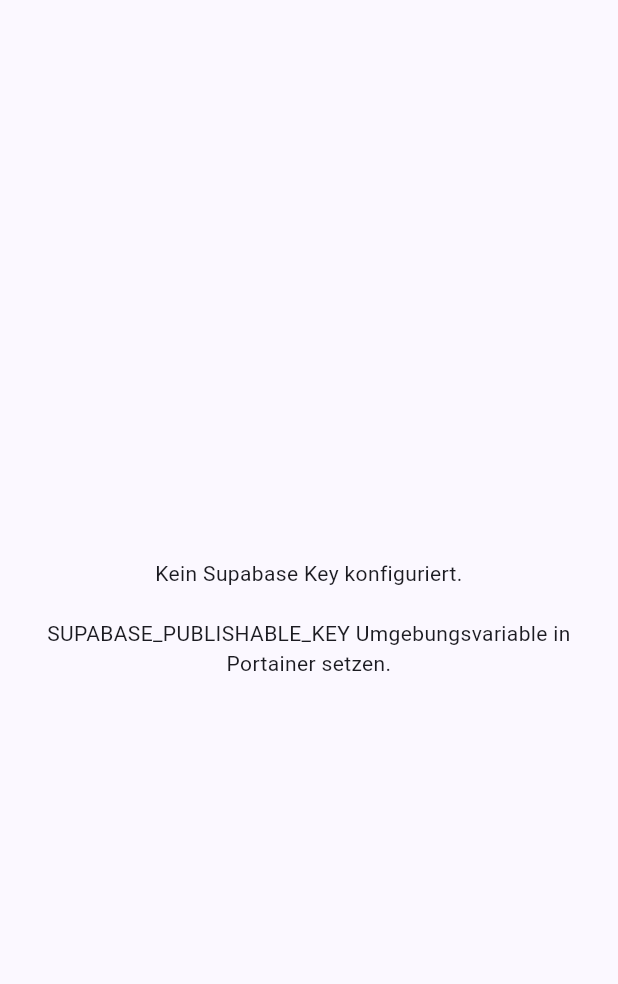
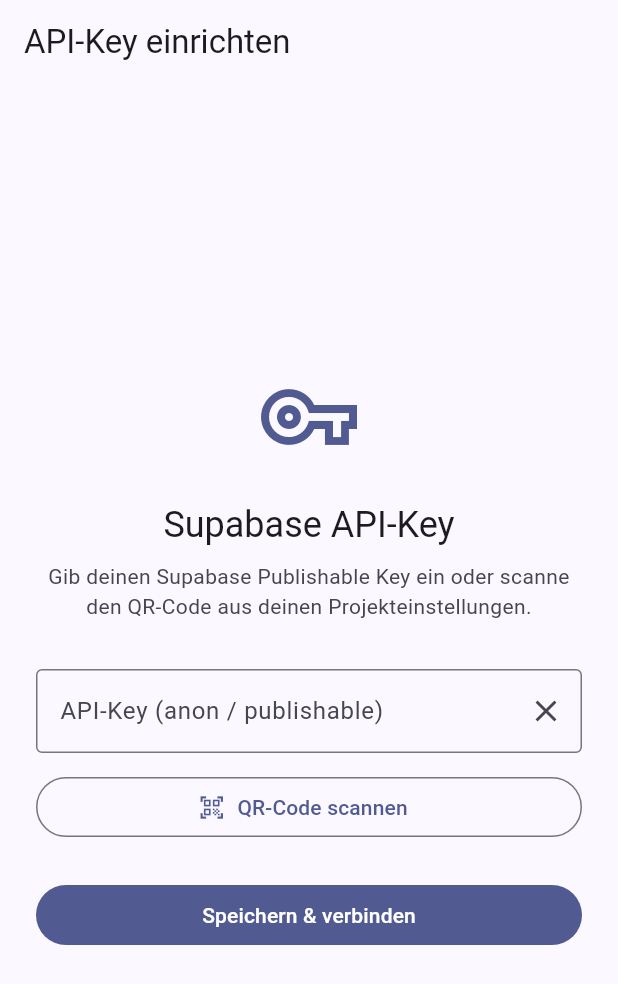
Before and after one commit to HeZumbu23/ai-time-plannning, a Flutter app: the screen it shows after launch, on a phone screen of 412 x 824 dp. Shown: the top 984 px of the screen. Run offline on Flutter 3.47's test engine with Material 3 defaults, Android fonts, the phone set to English and light mode, and no system bars; our stand-ins replace go_router, shared_preferences, supabase; missing offline and left inert: mobile_scanner; accounts and stored records are empty.

Commit message:
Add QR-code / manual API-key setup screen for Android (and web)
- New /setup route (ApiKeyScreen) with text input + live QR-code scanner
  (mobile_scanner ^5.0.0) replacing the old /no-key dead-end screen
- KeyStorage service persists the key in SharedPreferences so Android
  users survive restarts without re-scanning
- main.dart falls back to SharedPreferences key when the compile-time
  SUPABASE_PUBLISHABLE_KEY env var is empty (web Docker path unchanged)
- router.dart now guards on isSupabaseInitialized instead of compile-time
  constant, so runtime key setup is correctly detected
- BarcodeDetector polyfill added to web/index.html for browser QR support

Co-Authored-By: Claude Sonnet 4.6 <noreply@anthropic.com>
Claude-Session: https://claude.ai/code/session_01DdZUF8s5hVLvddEdJMZpvs

```diff
--- a/lib/config/supabase_client.dart
+++ b/lib/config/supabase_client.dart
@@ -6,3 +6,5 @@ void initSupabaseClient(SupabaseClient client) => _instance = client;
 
 SupabaseClient get supabaseClient =>
     _instance ?? (throw StateError('Supabase client not initialized'));
+
+bool get isSupabaseInitialized => _instance != null;
--- a/lib/main.dart
+++ b/lib/main.dart
@@ -3,15 +3,23 @@ import 'package:supabase/supabase.dart';
 
 import 'config/supabase_client.dart';
 import 'router.dart';
+import 'services/key_storage.dart';
 
 const _supabaseUrl = 'https://vnfkkujtkbgkqafbbipj.supabase.co';
-const _supabaseKey = String.fromEnvironment('SUPABASE_PUBLISHABLE_KEY');
 
 Future<void> main() async {
   WidgetsFlutterBinding.ensureInitialized();
 
-  if (_supabaseKey.isNotEmpty) {
-    initSupabaseClient(SupabaseClient(_supabaseUrl, _supabaseKey));
+  // Web/Docker: compile-time key (replaced by sed at container start).
+  var key = const String.fromEnvironment('SUPABASE_PUBLISHABLE_KEY');
+
+  // Android/runtime: key stored in SharedPreferences (entered via setup screen).
+  if (key.isEmpty) {
+    key = await KeyStorage.loadKey() ?? '';
+  }
+
+  if (key.isNotEmpty) {
+    initSupabaseClient(SupabaseClient(_supabaseUrl, key));
   }
 
   runApp(const App());
--- a/lib/router.dart
+++ b/lib/router.dart
@@ -1,6 +1,8 @@
 import 'package:flutter/material.dart';
 import 'package:go_router/go_router.dart';
 
+import 'config/supabase_client.dart';
+import 'screens/api_key_screen.dart';
 import 'screens/backlog_screen.dart';
 import 'screens/chat_screen.dart';
 import 'screens/home_shell.dart';
@@ -8,22 +10,19 @@ import 'screens/projekte_screen.dart';
 import 'screens/tagesplan_screen.dart';
 import 'screens/wochenplan_screen.dart';
 
-const _supabaseKey = String.fromEnvironment('SUPABASE_PUBLISHABLE_KEY');
-
 /// App-Router: Jedes Tab hat seine eigene URL → Browser-History funktioniert.
 final appRouter = GoRouter(
   initialLocation: '/',
   redirect: (context, state) {
-    // Wenn kein Key konfiguriert, zur No-Key-Seite weiterleiten.
-    if (_supabaseKey.isEmpty && state.matchedLocation != '/no-key') {
-      return '/no-key';
+    if (!isSupabaseInitialized && state.matchedLocation != '/setup') {
+      return '/setup';
     }
     return null;
   },
   routes: [
     GoRoute(
-      path: '/no-key',
-      builder: (_, __) => const _NoKeyScreen(),
+      path: '/setup',
+      builder: (_, __) => const ApiKeyScreen(),
     ),
     StatefulShellRoute.indexedStack(
       builder: (context, state, navigationShell) =>
@@ -63,23 +62,3 @@ final appRouter = GoRouter(
     ),
   ],
 );
-
-class _NoKeyScreen extends StatelessWidget {
-  const _NoKeyScreen();
-
-  @override
-  Widget build(BuildContext context) {
-    return const Scaffold(
-      body: Center(
-        child: Padding(
-          padding: EdgeInsets.all(24),
-          child: Text(
-            'Kein Supabase Key konfiguriert.\n\n'
-            'SUPABASE_PUBLISHABLE_KEY Umgebungsvariable in Portainer setzen.',
-            textAlign: TextAlign.center,
-          ),
-        ),
-      ),
-    );
-  }
-}
--- /dev/null
+++ b/lib/screens/api_key_screen.dart
@@ -0,0 +1,196 @@
+import 'package:flutter/material.dart';
+import 'package:go_router/go_router.dart';
+import 'package:mobile_scanner/mobile_scanner.dart';
+import 'package:supabase/supabase.dart';
+
+import '../config/supabase_client.dart';
+import '../services/key_storage.dart';
+
+const _supabaseUrl = 'https://vnfkkujtkbgkqafbbipj.supabase.co';
+
+class ApiKeyScreen extends StatefulWidget {
+  const ApiKeyScreen({super.key});
+
+  @override
+  State<ApiKeyScreen> createState() => _ApiKeyScreenState();
+}
+
+class _ApiKeyScreenState extends State<ApiKeyScreen> {
+  final _controller = TextEditingController();
+  bool _scanning = false;
+  bool _saving = false;
+  String? _error;
+  MobileScannerController? _scannerController;
+
+  @override
+  void dispose() {
+    _controller.dispose();
+    _scannerController?.dispose();
+    super.dispose();
+  }
+
+  void _startScan() {
+    setState(() {
+      _scanning = true;
+      _error = null;
+      _scannerController = MobileScannerController();
+    });
+  }
+
+  void _stopScan() {
+    _scannerController?.dispose();
+    setState(() {
+      _scanning = false;
+      _scannerController = null;
+    });
+  }
+
+  void _onDetect(BarcodeCapture capture) {
+    final raw = capture.barcodes.firstOrNull?.rawValue;
+    if (raw != null && raw.isNotEmpty) {
+      _controller.text = raw.trim();
+      _stopScan();
+    }
+  }
+
+  Future<void> _save() async {
+    final key = _controller.text.trim();
+    if (key.isEmpty) {
+      setState(() => _error = 'Bitte einen API-Key eingeben.');
+      return;
+    }
+
+    setState(() {
+      _saving = true;
+      _error = null;
+    });
+
+    try {
+      initSupabaseClient(SupabaseClient(_supabaseUrl, key));
+      await KeyStorage.saveKey(key);
+      if (mounted) context.go('/');
+    } catch (e) {
+      setState(() {
+        _error = 'Ungültiger Key: $e';
+        _saving = false;
+      });
+    }
+  }
+
+  @override
+  Widget build(BuildContext context) {
+    return Scaffold(
+      appBar: AppBar(title: const Text('API-Key einrichten')),
+      body: _scanning ? _buildScanner() : _buildForm(),
+    );
+  }
+
+  Widget _buildScanner() {
+    return Stack(
+      children: [
+        MobileScanner(
+          controller: _scannerController!,
+          onDetect: _onDetect,
+        ),
+        Positioned(
+          top: 16,
+          right: 16,
+          child: FloatingActionButton.small(
+            onPressed: _stopScan,
+            child: const Icon(Icons.close),
+          ),
+        ),
+        Center(
+          child: Container(
+            width: 240,
+            height: 240,
+            decoration: BoxDecoration(
+              border: Border.all(color: Colors.white, width: 2),
+              borderRadius: BorderRadius.circular(12),
+            ),
+          ),
+        ),
+        const Positioned(
+          bottom: 32,
+          left: 0,
+          right: 0,
+          child: Text(
+            'QR-Code im Rahmen positionieren',
+            textAlign: TextAlign.center,
+            style: TextStyle(color: Colors.white, fontSize: 14),
+          ),
+        ),
+      ],
+    );
+  }
+
+  Widget _buildForm() {
+    final theme = Theme.of(context);
+    return Center(
+      child: SingleChildScrollView(
+        padding: const EdgeInsets.all(24),
+        child: ConstrainedBox(
+          constraints: const BoxConstraints(maxWidth: 480),
+          child: Column(
+            crossAxisAlignment: CrossAxisAlignment.stretch,
+            children: [
+              Icon(
+                Icons.vpn_key_outlined,
+                size: 64,
+                color: theme.colorScheme.primary,
+              ),
+              const SizedBox(height: 24),
+              Text(
+                'Supabase API-Key',
+                style: theme.textTheme.headlineSmall,
+                textAlign: TextAlign.center,
+              ),
+              const SizedBox(height: 8),
+              Text(
+                'Gib deinen Supabase Publishable Key ein '
+                'oder scanne den QR-Code aus deinen Projekteinstellungen.',
+                style: theme.textTheme.bodyMedium?.copyWith(
+                  color: theme.colorScheme.onSurfaceVariant,
+                ),
+                textAlign: TextAlign.center,
+              ),
+              const SizedBox(height: 32),
+              TextField(
+                controller: _controller,
+                decoration: InputDecoration(
+                  labelText: 'API-Key (anon / publishable)',
+                  border: const OutlineInputBorder(),
+                  errorText: _error,
+                  suffixIcon: IconButton(
+                    icon: const Icon(Icons.clear),
+                    onPressed: () => _controller.clear(),
+                  ),
+                ),
+                minLines: 1,
+                maxLines: 3,
+                onSubmitted: (_) => _save(),
+              ),
+              const SizedBox(height: 12),
+              OutlinedButton.icon(
+                icon: const Icon(Icons.qr_code_scanner),
+                label: const Text('QR-Code scannen'),
+                onPressed: _startScan,
+              ),
+              const SizedBox(height: 24),
+              FilledButton(
+                onPressed: _saving ? null : _save,
+                child: _saving
+                    ? const SizedBox(
+                        height: 20,
+                        width: 20,
+                        child: CircularProgressIndicator(strokeWidth: 2),
+                      )
+                    : const Text('Speichern & verbinden'),
+              ),
+            ],
+          ),
+        ),
+      ),
+    );
+  }
+}
--- /dev/null
+++ b/lib/services/key_storage.dart
@@ -0,0 +1,20 @@
+import 'package:shared_preferences/shared_preferences.dart';
+
+class KeyStorage {
+  static const _keyPref = 'supabase_publishable_key';
+
+  static Future<String?> loadKey() async {
+    final prefs = await SharedPreferences.getInstance();
+    return prefs.getString(_keyPref);
+  }
+
+  static Future<void> saveKey(String key) async {
+    final prefs = await SharedPreferences.getInstance();
+    await prefs.setString(_keyPref, key);
+  }
+
+  static Future<void> clearKey() async {
+    final prefs = await SharedPreferences.getInstance();
+    await prefs.remove(_keyPref);
+  }
+}
--- a/pubspec.yaml
+++ b/pubspec.yaml
@@ -14,6 +14,7 @@ dependencies:
   go_router: ^14.0.0
   http: ^1.2.0
   shared_preferences: ^2.2.3
+  mobile_scanner: ^5.0.0
 
 dev_dependencies:
   flutter_lints: ^4.0.0
```
Also changed, not shown: 1 other file.
